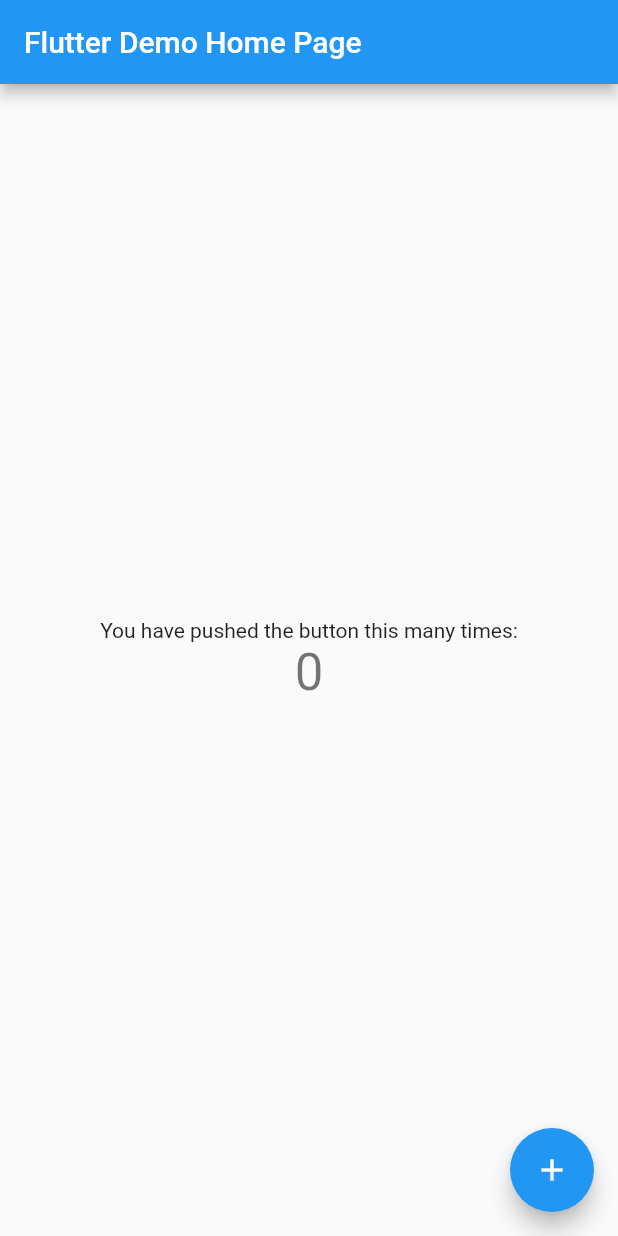
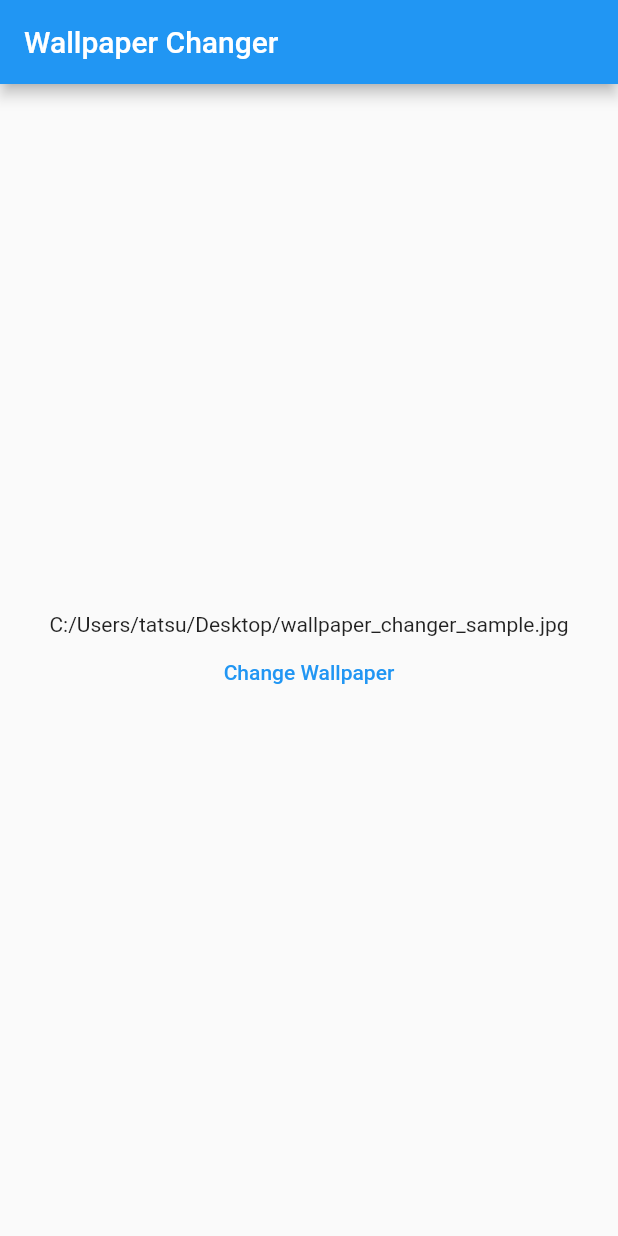
Before and after one commit to fukata/wallpaper_changer, a Flutter app: the screen it shows after launch, on a phone screen of 412 x 824 dp. Run offline on Flutter 3.47's test engine with Material 2 defaults, Android fonts, the phone set to English and light mode, and no system bars.

Commit message:
change: 仮の画像パスを設定、ボタンを配置

```diff
--- a/lib/main.dart
+++ b/lib/main.dart
@@ -1,4 +1,5 @@
 import 'package:flutter/material.dart';
+import 'package:path/path.dart' as path;
 
 void main() {
   runApp(const MyApp());
@@ -24,7 +25,7 @@ class MyApp extends StatelessWidget {
         // is not restarted.
         primarySwatch: Colors.blue,
       ),
-      home: const MyHomePage(title: 'Flutter Demo Home Page'),
+      home: const MyHomePage(title: 'Wallpaper Changer'),
     );
   }
 }
@@ -48,17 +49,11 @@ class MyHomePage extends StatefulWidget {
 }
 
 class _MyHomePageState extends State<MyHomePage> {
-  int _counter = 0;
+  // TODO: ユーザーが画像を選択できるようにする
+  String filePath = path.join("C:", "Users", "tatsu", "Desktop", "wallpaper_changer_sample.jpg");
 
-  void _incrementCounter() {
-    setState(() {
-      // This call to setState tells the Flutter framework that something has
-      // changed in this State, which causes it to rerun the build method below
-      // so that the display can reflect the updated values. If we changed
-      // _counter without calling setState(), then the build method would not be
-      // called again, and so nothing would appear to happen.
-      _counter++;
-    });
+  void _handleChangeWallpaper() {
+    // FIXME: Win32 APIを呼び出してシステムの背景画像を変更する
   }
 
   @override
@@ -95,21 +90,14 @@ class _MyHomePageState extends State<MyHomePage> {
           // horizontal).
           mainAxisAlignment: MainAxisAlignment.center,
           children: <Widget>[
-            const Text(
-              'You have pushed the button this many times:',
-            ),
-            Text(
-              '$_counter',
-              style: Theme.of(context).textTheme.headline4,
+            Text(filePath),
+            TextButton(
+                onPressed: _handleChangeWallpaper,
+                child: const Text("Change Wallpaper"),
             ),
           ],
         ),
       ),
-      floatingActionButton: FloatingActionButton(
-        onPressed: _incrementCounter,
-        tooltip: 'Increment',
-        child: const Icon(Icons.add),
-      ), // This trailing comma makes auto-formatting nicer for build methods.
     );
   }
 }
--- a/pubspec.yaml
+++ b/pubspec.yaml
@@ -34,6 +34,9 @@ dependencies:
   # The following adds the Cupertino Icons font to your application.
   # Use with the CupertinoIcons class for iOS style icons.
   cupertino_icons: ^1.0.2
+
+  # ファイルパスを扱う
+  path: ^1.8.0
 
 dev_dependencies:
   flutter_test:
```
Also changed, not shown: pubspec.lock.
